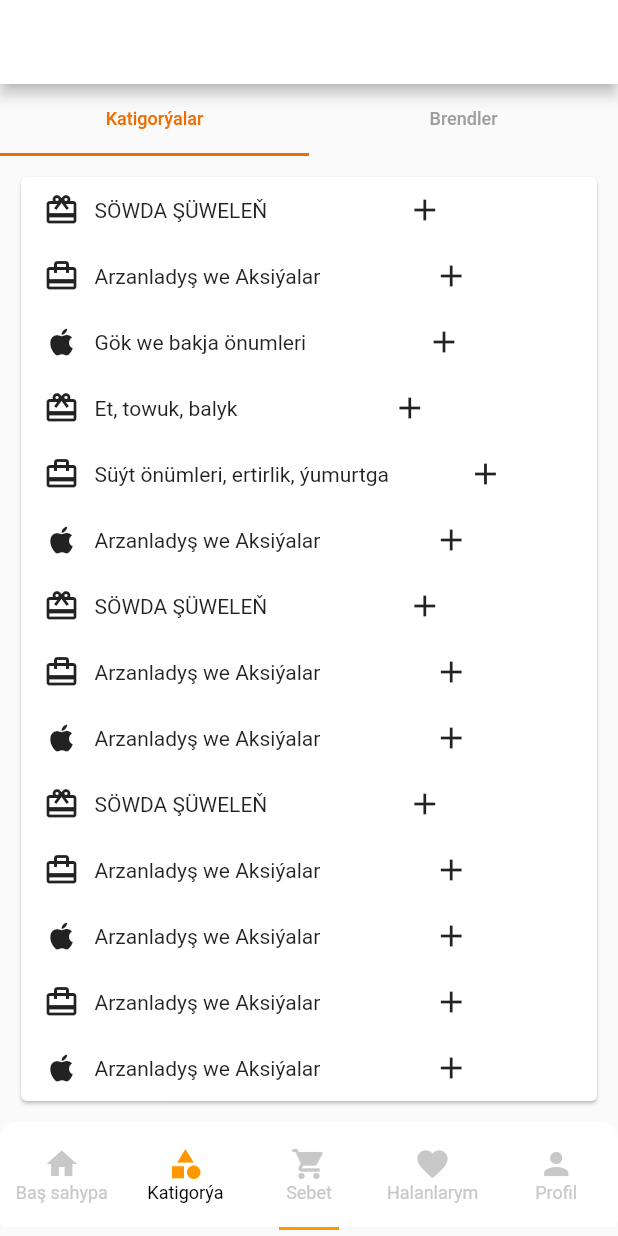
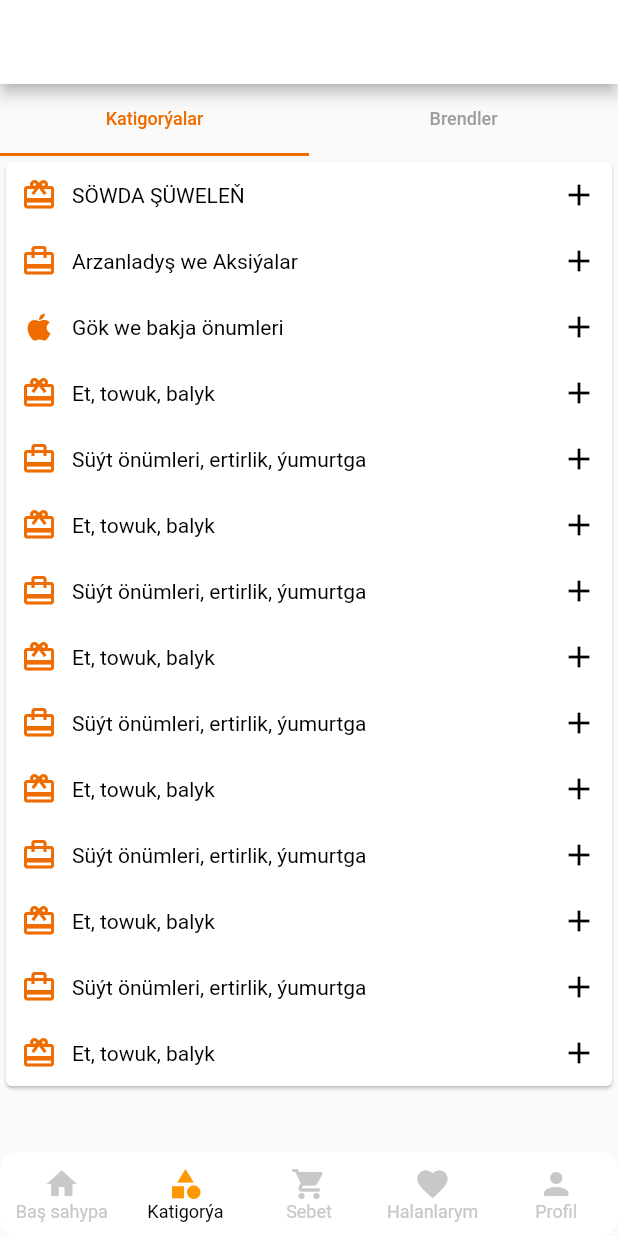
Before and after one commit to northernerwolf/ynamdarClone, a Flutter app: the screen it shows after launch, item 2 of the bottom bar chosen, on a phone screen of 412 x 824 dp. Run offline on Flutter 3.47's test engine with Material 2 defaults, Android fonts, the light colour scheme and no system bars; Roboto replaces fonts that are missing (BarlowBold, ProximaBlack).

Commit message:
appColor added

```diff
--- /dev/null
+++ b/lib/constants.dart
@@ -0,0 +1,6 @@
+import 'package:flutter/material.dart';
+
+abstract class AppConstants {
+  static const appColor = Color.fromRGBO(239, 108, 0, 1);
+  static const blackColor = Color.fromARGB(0, 32, 30, 30);
+}
--- a/lib/view/screens/bottomnav.dart
+++ b/lib/view/screens/bottomnav.dart
@@ -37,18 +37,18 @@ class _BottomNavState extends State<BottomNav> {
   @override
   Widget build(BuildContext context) {
     return Scaffold(
-      extendBody: true,
+      // extendBody: true,
       body: Center(
         child: screens.elementAt(_selectedIndex),
       ),
       bottomNavigationBar: ClipRRect(
         borderRadius: BorderRadius.circular(12),
         child: SizedBox(
-          height: 76,
+          height: kBottomNavigationBarHeight,
           child: Column(
             children: [
               SizedBox(
-                height: 70,
+                height: kBottomNavigationBarHeight,
                 child: BottomNavigationBar(
                   elevation: 0,
                   selectedFontSize: 12,
@@ -172,11 +172,11 @@ class _BottomNavState extends State<BottomNav> {
                   onTap: _onItemTapped,
                 ),
               ),
-              Container(
-                height: 2,
-                width: 40,
-                color: Colors.orange,
-              ),
+              // Container(
+              //   height: 2,
+              //   width: 40,
+              //   color: Colors.orange,
+              // ),
             ],
           ),
         ),
--- a/lib/view/tabcatigory/tab_catigory.dart
+++ b/lib/view/tabcatigory/tab_catigory.dart
@@ -1,4 +1,6 @@
 import 'package:flutter/material.dart';
+
+import '../../constants.dart';
 
 class CatigoryTab extends StatefulWidget {
   const CatigoryTab({super.key});
@@ -12,260 +14,378 @@ class _CatigoryTabState extends State<CatigoryTab> {
   Widget build(BuildContext context) {
     return Scaffold(
       body: SingleChildScrollView(
-        child: Padding(
-          padding: const EdgeInsets.all(10.0),
         child: Card(
           child: Column(
             children: [
               Padding(
                 padding: const EdgeInsets.all(10.0),
                 child: Row(
+                  mainAxisAlignment: MainAxisAlignment.spaceBetween,
+                  children: [
+                    Row(
                       children: const [
-                      SizedBox(
-                        width: 5,
+                        Icon(
+                          Icons.card_giftcard,
+                          color: AppConstants.appColor,
                         ),
-                      Icon(Icons.card_giftcard),
                         SizedBox(
                           width: 10,
                         ),
-                      Text('SÖWDA ŞÜWELEŇ'),
-                      Expanded(
-                        child: Icon(Icons.add),
-                      )
+                        Text(
+                          'SÖWDA ŞÜWELEŇ',
+                          style: TextStyle(color: Colors.black),
+                        ),
+                      ],
+                    ),
+                    const Icon(
+                      Icons.add,
+                      color: Colors.black,
+                    ),
                   ],
                 ),
               ),
               Padding(
                 padding: const EdgeInsets.all(10.0),
                 child: Row(
+                  mainAxisAlignment: MainAxisAlignment.spaceBetween,
+                  children: [
+                    Row(
                       children: const [
-                      SizedBox(
-                        width: 5,
+                        Icon(
+                          Icons.card_travel,
+                          color: AppConstants.appColor,
                         ),
-                      Icon(Icons.card_travel),
                         SizedBox(
                           width: 10,
                         ),
-                      Text('Arzanladyş we Aksiýalar'),
-                      Expanded(
-                        child: Icon(Icons.add),
-                      )
+                        Text(
+                          'Arzanladyş we Aksiýalar',
+                          style: TextStyle(color: Colors.black),
+                        ),
+                      ],
+                    ),
+                    const Icon(Icons.add, color: Colors.black)
                   ],
                 ),
               ),
               Padding(
                 padding: const EdgeInsets.all(10.0),
                 child: Row(
+                  mainAxisAlignment: MainAxisAlignment.spaceBetween,
+                  children: [
+                    Row(
                       children: const [
-                      SizedBox(
-                        width: 5,
+                        Icon(
+                          Icons.apple,
+                          color: AppConstants.appColor,
                         ),
-                      Icon(Icons.apple),
                         SizedBox(
                           width: 10,
                         ),
-                      Text('Gök we bakja önumleri'),
-                      Expanded(
-                        child: Icon(Icons.add),
-                      )
+                        Text(
+                          'Gök we bakja önumleri',
+                          style: TextStyle(color: Colors.black),
+                        ),
+                      ],
+                    ),
+                    const Icon(Icons.add, color: Colors.black),
                   ],
                 ),
               ),
               Padding(
                 padding: const EdgeInsets.all(10.0),
                 child: Row(
+                  mainAxisAlignment: MainAxisAlignment.spaceBetween,
+                  children: [
+                    Row(
                       children: const [
-                      SizedBox(
-                        width: 5,
+                        Icon(
+                          Icons.card_giftcard,
+                          color: AppConstants.appColor,
                         ),
-                      Icon(Icons.card_giftcard),
                         SizedBox(
                           width: 10,
                         ),
-                      Text('Et, towuk, balyk'),
-                      Expanded(
-                        child: Icon(Icons.add),
-                      )
+                        Text(
+                          'Et, towuk, balyk',
+                          style: TextStyle(color: Colors.black),
+                        ),
+                      ],
+                    ),
+                    const Icon(
+                      Icons.add,
+                      color: Colors.black,
+                    ),
                   ],
                 ),
               ),
               Padding(
                 padding: const EdgeInsets.all(10.0),
                 child: Row(
+                  mainAxisAlignment: MainAxisAlignment.spaceBetween,
+                  children: [
+                    Row(
                       children: const [
-                      SizedBox(
-                        width: 5,
+                        Icon(
+                          Icons.card_travel,
+                          color: AppConstants.appColor,
                         ),
-                      Icon(Icons.card_travel),
                         SizedBox(
                           width: 10,
                         ),
-                      Text('Süýt önümleri, ertirlik, ýumurtga'),
-                      Expanded(
-                        child: Icon(Icons.add),
-                      )
+                        Text(
+                          'Süýt önümleri, ertirlik, ýumurtga',
+                          style: TextStyle(color: Colors.black),
+                        ),
+                      ],
+                    ),
+                    const Icon(
+                      Icons.add,
+                      color: Colors.black,
+                    ),
                   ],
                 ),
               ),
               Padding(
                 padding: const EdgeInsets.all(10.0),
                 child: Row(
+                  mainAxisAlignment: MainAxisAlignment.spaceBetween,
+                  children: [
+                    Row(
                       children: const [
-                      SizedBox(
-                        width: 5,
+                        Icon(
+                          Icons.card_giftcard,
+                          color: AppConstants.appColor,
                         ),
-                      Icon(Icons.apple),
                         SizedBox(
                           width: 10,
                         ),
-                      Text('Arzanladyş we Aksiýalar'),
-                      Expanded(
-                        child: Icon(Icons.add),
-                      )
+                        Text(
+                          'Et, towuk, balyk',
+                          style: TextStyle(color: Colors.black),
+                        ),
+                      ],
+                    ),
+                    const Icon(
+                      Icons.add,
+                      color: Colors.black,
+                    ),
                   ],
                 ),
               ),
               Padding(
                 padding: const EdgeInsets.all(10.0),
                 child: Row(
+                  mainAxisAlignment: MainAxisAlignment.spaceBetween,
+                  children: [
+                    Row(
                       children: const [
-                      SizedBox(
-                        width: 5,
+                        Icon(
+                          Icons.card_travel,
+                          color: AppConstants.appColor,
                         ),
-                      Icon(Icons.card_giftcard),
                         SizedBox(
                           width: 10,
                         ),
-                      Text('SÖWDA ŞÜWELEŇ'),
-                      Expanded(
-                        child: Icon(Icons.add),
-                      )
+                        Text(
+                          'Süýt önümleri, ertirlik, ýumurtga',
+                          style: TextStyle(color: Colors.black),
+                        ),
+                      ],
+                    ),
+                    const Icon(
+                      Icons.add,
+                      color: Colors.black,
+                    ),
                   ],
                 ),
               ),
               Padding(
                 padding: const EdgeInsets.all(10.0),
                 child: Row(
+                  mainAxisAlignment: MainAxisAlignment.spaceBetween,
+                  children: [
+                    Row(
                       children: const [
-                      SizedBox(
-                        width: 5,
+                        Icon(
+                          Icons.card_giftcard,
+                          color: AppConstants.appColor,
                         ),
-                      Icon(Icons.card_travel),
                         SizedBox(
                           width: 10,
                         ),
-                      Text('Arzanladyş we Aksiýalar'),
-                      Expanded(
-                        child: Icon(Icons.add),
-                      )
+                        Text(
+                          'Et, towuk, balyk',
+                          style: TextStyle(color: Colors.black),
+                        ),
+                      ],
+                    ),
+                    const Icon(
+                      Icons.add,
+                      color: Colors.black,
+                    ),
                   ],
                 ),
               ),
               Padding(
                 padding: const EdgeInsets.all(10.0),
                 child: Row(
+                  mainAxisAlignment: MainAxisAlignment.spaceBetween,
+                  children: [
+                    Row(
                       children: const [
-                      SizedBox(
-                        width: 5,
+                        Icon(
+                          Icons.card_travel,
+                          color: AppConstants.appColor,
                         ),
-                      Icon(Icons.apple),
                         SizedBox(
                           width: 10,
                         ),
-                      Text('Arzanladyş we Aksiýalar'),
-                      Expanded(
-                        child: Icon(Icons.add),
-                      )
+                        Text(
+                          'Süýt önümleri, ertirlik, ýumurtga',
+                          style: TextStyle(color: Colors.black),
+                        ),
+                      ],
+                    ),
+                    const Icon(
+                      Icons.add,
+                      color: Colors.black,
+                    ),
                   ],
                 ),
               ),
               Padding(
                 padding: const EdgeInsets.all(10.0),
                 child: Row(
+                  mainAxisAlignment: MainAxisAlignment.spaceBetween,
+                  children: [
+                    Row(
                       children: const [
-                      SizedBox(
-                        width: 5,
+                        Icon(
+                          Icons.card_giftcard,
+                          color: AppConstants.appColor,
                         ),
-                      Icon(Icons.card_giftcard),
                         SizedBox(
                           width: 10,
                         ),
-                      Text('SÖWDA ŞÜWELEŇ'),
-                      Expanded(
-                        child: Icon(Icons.add),
-                      )
+                        Text(
+                          'Et, towuk, balyk',
+                          style: TextStyle(color: Colors.black),
+                        ),
+                      ],
+                    ),
+                    const Icon(
+                      Icons.add,
+                      color: Colors.black,
+                    ),
                   ],
                 ),
               ),
               Padding(
                 padding: const EdgeInsets.all(10.0),
                 child: Row(
+                  mainAxisAlignment: MainAxisAlignment.spaceBetween,
+                  children: [
+                    Row(
                       children: const [
-                      SizedBox(
-                        width: 5,
+                        Icon(
+                          Icons.card_travel,
+                          color: AppConstants.appColor,
                         ),
-                      Icon(Icons.card_travel),
                         SizedBox(
                           width: 10,
                         ),
-                      Text('Arzanladyş we Aksiýalar'),
-                      Expanded(
-                        child: Icon(Icons.add),
-                      )
+                        Text(
+                          'Süýt önümleri, ertirlik, ýumurtga',
+                          style: TextStyle(color: Colors.black),
+                        ),
+                      ],
+                    ),
+                    const Icon(
+                      Icons.add,
+                      color: Colors.black,
+                    ),
                   ],
                 ),
               ),
               Padding(
                 padding: const EdgeInsets.all(10.0),
                 child: Row(
+                  mainAxisAlignment: MainAxisAlignment.spaceBetween,
+                  children: [
+                    Row(
                       children: const [
-                      SizedBox(
-                        width: 5,
+                        Icon(
+                          Icons.card_giftcard,
+                          color: AppConstants.appColor,
                         ),
-                      Icon(Icons.apple),
                         SizedBox(
                           width: 10,
                         ),
-                      Text('Arzanladyş we Aksiýalar'),
-                      Expanded(
-                        child: Icon(Icons.add),
-                      )
+                        Text(
+                          'Et, towuk, balyk',
+                          style: TextStyle(color: Colors.black),
+                        ),
+                      ],
+                    ),
+                    const Icon(
+                      Icons.add,
+                      color: Colors.black,
+                    ),
                   ],
                 ),
               ),
               Padding(
                 padding: const EdgeInsets.all(10.0),
                 child: Row(
+                  mainAxisAlignment: MainAxisAlignment.spaceBetween,
+                  children: [
+                    Row(
                       children: const [
-                      SizedBox(
-                        width: 5,
+                        Icon(
+                          Icons.card_travel,
+                          color: AppConstants.appColor,
                         ),
-                      Icon(Icons.card_travel),
                         SizedBox(
                           width: 10,
                         ),
-                      Text('Arzanladyş we Aksiýalar'),
-                      Expanded(
-                        child: Icon(Icons.add),
-                      )
+                        Text(
+                          'Süýt önümleri, ertirlik, ýumurtga',
+                          style: TextStyle(color: Colors.black),
+                        ),
+                      ],
+                    ),
+                    const Icon(
+                      Icons.add,
+                      color: Colors.black,
+                    ),
                   ],
                 ),
               ),
               Padding(
                 padding: const EdgeInsets.all(10.0),
                 child: Row(
+                  mainAxisAlignment: MainAxisAlignment.spaceBetween,
+                  children: [
+                    Row(
                       children: const [
-                      SizedBox(
-                        width: 5,
+                        Icon(
+                          Icons.card_giftcard,
+                          color: AppConstants.appColor,
                         ),
-                      Icon(Icons.apple),
                         SizedBox(
                           width: 10,
                         ),
-                      Text('Arzanladyş we Aksiýalar'),
-                      Expanded(
-                        child: Icon(Icons.add),
-                      )
+                        Text(
+                          'Et, towuk, balyk',
+                          style: TextStyle(color: Colors.black),
+                        ),
+                      ],
+                    ),
+                    const Icon(
+                      Icons.add,
+                      color: Colors.black,
+                    ),
                   ],
                 ),
               ),
@@ -273,7 +393,6 @@ class _CatigoryTabState extends State<CatigoryTab> {
           ),
         ),
       ),
-      ),
     );
   }
 }
```
Lines whose indentation alone changed are shown as unchanged.
